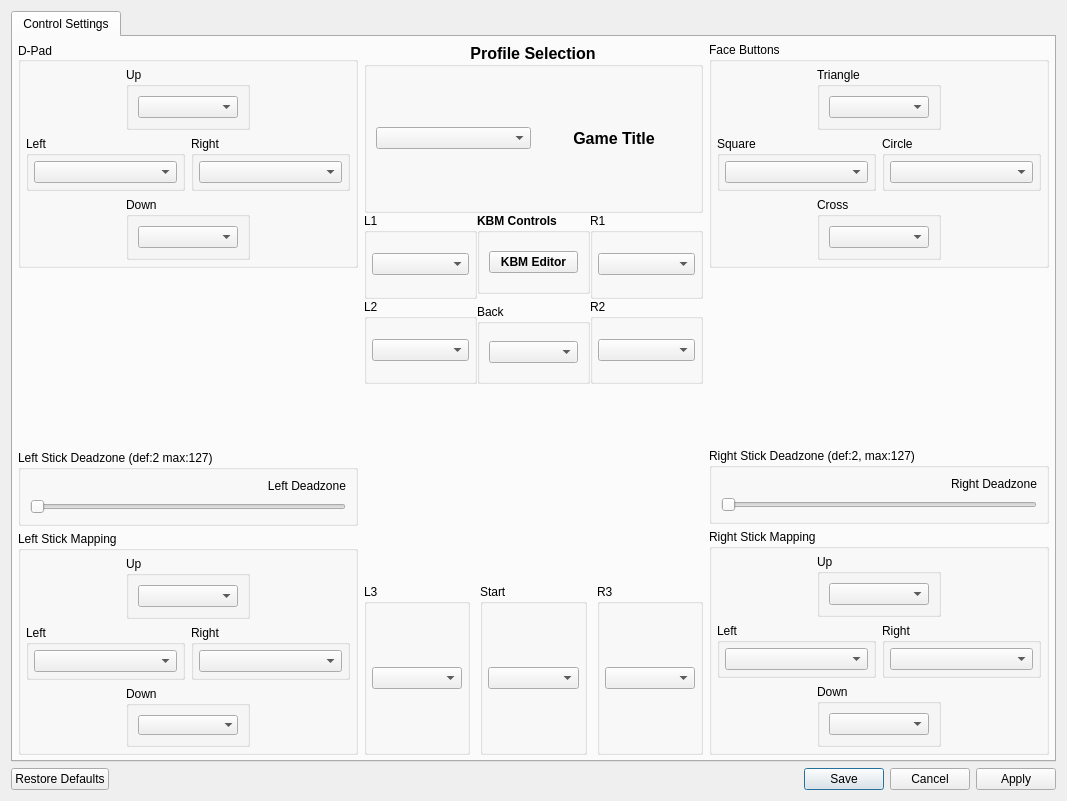
Before: the Qt Designer form src/qt_gui/control_settings.ui in shadps4-emu/shadPS4, drawn with Qt 5.
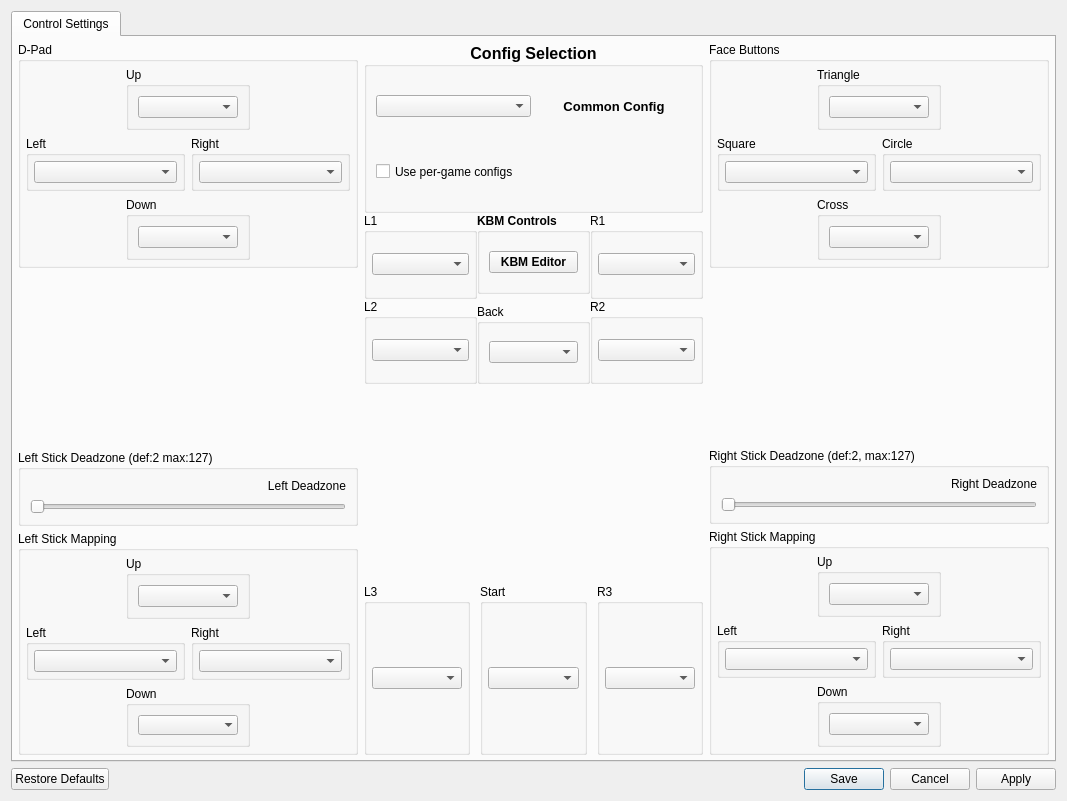
After: the same form once the commit is applied. Icons and pictures are not drawn.

Commit message: Add per game checkbox, fix filename, better whitespace deletion

```diff
--- a/src/qt_gui/control_settings.ui
+++ b/src/qt_gui/control_settings.ui
@@ -81,9 +81,6 @@
               <property name="title">
                <string>D-Pad</string>
               </property>
-              <property name="alignment">
-               <set>Qt::AlignmentFlag::AlignLeading|Qt::AlignmentFlag::AlignLeft|Qt::AlignmentFlag::AlignVCenter</set>
-              </property>
               <layout class="QVBoxLayout" name="gb_dpad_layout">
                <property name="spacing">
                 <number>6</number>
@@ -546,14 +543,14 @@
                </font>
               </property>
               <property name="title">
-               <string>Profile Selection</string>
+               <string>Config Selection</string>
               </property>
               <property name="alignment">
                <set>Qt::AlignmentFlag::AlignCenter</set>
               </property>
-              <layout class="QHBoxLayout" name="horizontalLayout_2">
+              <layout class="QVBoxLayout" name="verticalLayout_16">
                <item>
-                <layout class="QHBoxLayout" name="horizontalLayout">
+                <layout class="QHBoxLayout" name="horizontalLayout_6">
                  <item>
                   <widget class="QComboBox" name="ProfileComboBox">
                    <property name="font">
@@ -569,24 +566,20 @@
                     <number>-1</number>
                    </property>
                    <property name="placeholderText">
-                    <string>CUSA03173</string>
+                    <string>Common Config</string>
                    </property>
                   </widget>
                  </item>
-                </layout>
-               </item>
-               <item>
-                <layout class="QHBoxLayout" name="horizontalLayout_5">
                  <item>
                   <widget class="QLabel" name="TitleLabel">
                    <property name="font">
                     <font>
-                     <pointsize>12</pointsize>
+                     <pointsize>10</pointsize>
                      <bold>true</bold>
                     </font>
                    </property>
                    <property name="text">
-                    <string>Game Title</string>
+                    <string>Common Config</string>
                    </property>
                    <property name="alignment">
                     <set>Qt::AlignmentFlag::AlignCenter</set>
@@ -598,6 +591,25 @@
                  </item>
                 </layout>
                </item>
+               <item>
+                <widget class="QCheckBox" name="PerGameCheckBox">
+                 <property name="sizePolicy">
+                  <sizepolicy hsizetype="Minimum" vsizetype="Minimum">
+                   <horstretch>0</horstretch>
+                   <verstretch>0</verstretch>
+                  </sizepolicy>
+                 </property>
+                 <property name="font">
+                  <font>
+                   <pointsize>9</pointsize>
+                   <bold>false</bold>
+                  </font>
+                 </property>
+                 <property name="text">
+                  <string>Use per-game configs</string>
+                 </property>
+                </widget>
+               </item>
               </layout>
              </widget>
             </item>
```
The commit also changes 2 other files.
